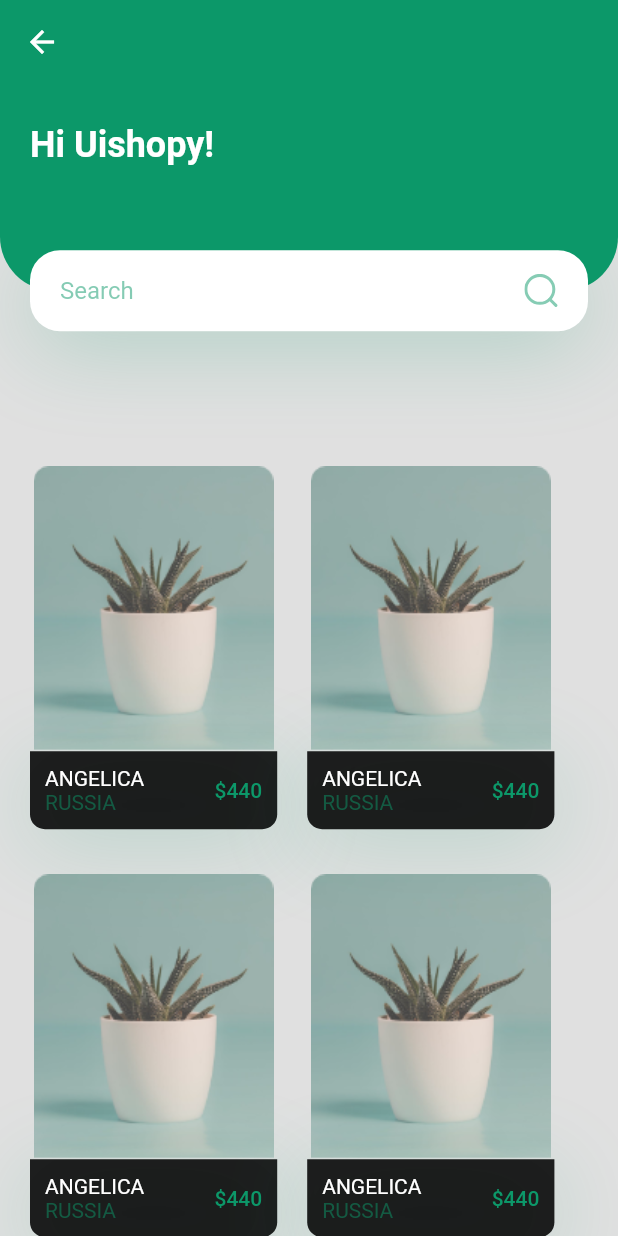
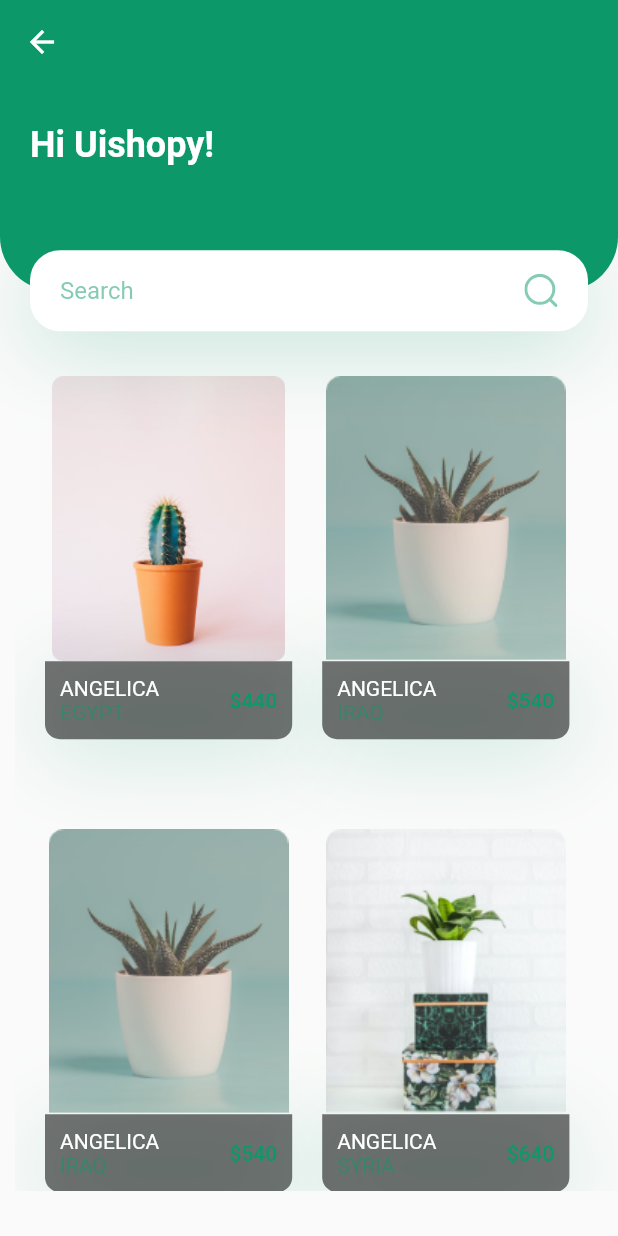
Before and after one commit to sohaibAlithawi/beta-flutter-project2, a Flutter app: the MoreScreen screen opened directly, on a phone screen of 412 x 824 dp. Run offline on Flutter 3.47's test engine with Material 2 defaults, Android fonts, the phone set to English and light mode, and no system bars; our stand-ins replace curved_navigation_bar, firebase_auth, firebase_core, flutter_svg, toast; accounts and stored records are empty.

Commit message:
app update

```diff
--- a/lib/PlantAppFiles/MoreScreenrRecomended.dart
+++ b/lib/PlantAppFiles/MoreScreenrRecomended.dart
@@ -3,6 +3,7 @@ import 'package:flutter_auth/PlantAppFiles/screens/details/details_screen.dart';
 import 'package:flutter_auth/PlantAppFiles/screens/home/components/header_with_seachbox.dart';
 import 'package:flutter_auth/PlantAppFiles/screens/home/components/recomend_plants.dart';
 
+import 'components/SharedConst.dart';
 import 'constants.dart';
 
 class MoreScreen extends StatefulWidget {
@@ -13,37 +14,57 @@ class MoreScreen extends StatefulWidget {
 class _MoreScreenState extends State<MoreScreen> {
 
 
+  List<SharedConstUi> _cardModel;
+
+  void RecomendedPlantCardModel(){
+    _cardModel = List<SharedConstUi>();
+
+    _cardModel.add(SharedConstUi('assets/images/bottom_img_2.png', "Angelica", "Egypt", 440));
+
+    _cardModel.add(SharedConstUi('assets/images/image_1.png', "Angelica", "Iraq", 540));
+
+    _cardModel.add(SharedConstUi('assets/images/image_2.png', "Angelica", "syria", 640));
+
+    _cardModel.add(SharedConstUi('assets/images/image_3.png', "Angelica", "Philistine", 740));
+
+    _cardModel.add(SharedConstUi('assets/images/image_3.png', "Angelica", "Turkey", 740));
+  }
+
+
   @override
   Widget build(BuildContext context) {
     Size size = MediaQuery.of(context).size *1.0;
+    RecomendedPlantCardModel();
+
     return new Scaffold(
       appBar: AppBar(
         elevation: 0,
         backgroundColor:kPrimaryColor ,
       ),
-      backgroundColor: Colors.black12,
-      body: SingleChildScrollView(
-        child: new Column(
+      body: new Column(
         children: <Widget>[
 
           HeaderWithSearchBox(size: size),
 
-            Transform.translate(
-              offset: Offset(0,-20),
+         Expanded(
+           child: Transform.translate(
+             offset: Offset(10,-30),
+             child: new Center(
+               child: new Container(
+                 width: double.infinity,
+                 height: MediaQuery.of(context).size.height * 5,
 
-              child: new Column(
+                 child: new ListView.builder(itemBuilder:(context,index){
+
+                      return new Row(
                         children: [
-                  Transform.translate(
-                    offset: Offset(0,50),
-                    child: new Row(
-                      children: <Widget>[
 
-                        RecomendPlantCard(
-                          image: "assets/images/image_1.png",
-                          title: "Angelica",
-                          country: "Russia",
-                          price: 440,
-                          color: Colors.black87,
+                          new RecomendPlantCard(
+                            image: _cardModel[index].image,
+                            title: _cardModel[index].title,
+                            country: _cardModel[index].country,
+                            price: _cardModel[index].price,
+                            color: Colors.black54,
                             press: () {
                               Navigator.push(
                                 context,
@@ -53,13 +74,12 @@ class _MoreScreenState extends State<MoreScreen> {
                               );
                             },
                           ),
-                        RecomendPlantCard(
-                          image: "assets/images/image_1.png",
-                          title: "Angelica",
-                          country: "Russia",
-                          price: 440,
-                          color: Colors.black87,
-
+                          new RecomendPlantCard(
+                            image: _cardModel[index+1].image,
+                            title: _cardModel[index+1].title,
+                            country: _cardModel[index+1].country,
+                            price: _cardModel[index+1].price,
+                            color: Colors.black54,
                             press: () {
                               Navigator.push(
                                 context,
@@ -70,94 +90,15 @@ class _MoreScreenState extends State<MoreScreen> {
                             },
                           ),
 
-                      ],
+                        ]
+                      );
+
+                 },
+                   itemCount:4,
                  ),
                ),
-                  Transform.translate(
-                    offset: Offset(0,20),
-                    child: new Row(
-                      children: <Widget>[
-
-                        RecomendPlantCard(
-                          image: "assets/images/image_1.png",
-                          title: "Angelica",
-                          country: "Russia",
-                          price: 440,
-                          color: Colors.black87,
-
-                          press: () {
-                            Navigator.push(
-                              context,
-                              MaterialPageRoute(
-                                builder: (context) => DetailsScreen(),
-                              ),
-                            );
-                          },
-                        ),
-                        RecomendPlantCard(
-                          image: "assets/images/image_1.png",
-                          title: "Angelica",
-                          country: "Russia",
-                          price: 440,
-                          color: Colors.black87,
-
-                          press: () {
-                            Navigator.push(
-                              context,
-                              MaterialPageRoute(
-                                builder: (context) => DetailsScreen(),
-                              ),
-                            );
-                          },
-                        ),
-
-                      ],
              ),
            ),
-                  Transform.translate(
-                    offset: Offset(0,-10),
-                    child: new Row(
-                      children: <Widget>[
-
-                        RecomendPlantCard(
-                          image: "assets/images/image_1.png",
-                          title: "Angelica",
-                          country: "Russia",
-                          price: 440,
-                          color: Colors.black87,
-
-                          press: () {
-                            Navigator.push(
-                              context,
-                              MaterialPageRoute(
-                                builder: (context) => DetailsScreen(),
-                              ),
-                            );
-                          },
-                        ),
-                        RecomendPlantCard(
-                          image: "assets/images/image_1.png",
-                          title: "Angelica",
-                          country: "Russia",
-                          price: 440,
-                          color: Colors.black87,
-
-                          press: () {
-                            Navigator.push(
-                              context,
-                              MaterialPageRoute(
-                                builder: (context) => DetailsScreen(),
-                              ),
-                            );
-                          },
-                        ),
-
-                      ],
-                    ),
-                  ),
-                ],
-              ),
-
          )
 
 
@@ -166,7 +107,6 @@ class _MoreScreenState extends State<MoreScreen> {
 
         ],
       ),
-      ),
     );
   }
 }
--- /dev/null
+++ b/lib/PlantAppFiles/components/SharedConst.dart
@@ -0,0 +1,13 @@
+import 'dart:ui';
+
+
+
+class SharedConstUi{
+  String  image,title,country;
+  int price;
+
+
+  SharedConstUi(this.image, this.title, this.country, this.price);
+
+
+}
--- a/lib/PlantAppFiles/screens/details/components/image_and_icons.dart
+++ b/lib/PlantAppFiles/screens/details/components/image_and_icons.dart
@@ -7,7 +7,7 @@ import 'icon_card.dart';
 class ImageAndIcons extends StatelessWidget {
   const ImageAndIcons({
     Key key,
-    @required this.size,
+    @required this.size
   }) : super(key: key);
 
   final Size size;
--- a/lib/PlantAppFiles/screens/home/home_screen.dart
+++ b/lib/PlantAppFiles/screens/home/home_screen.dart
@@ -18,7 +18,7 @@ class HomeScreen extends StatelessWidget {
      var _snackBarKey = GlobalKey<ScaffoldState>();
     return Scaffold(
       key: _snackBarKey,
-      backgroundColor: Colors.black87,
+
       drawer: DrawerUi(_snackBarKey),
       appBar: AppBar(
         elevation: 0,
--- a/lib/Screens/LoginScreen.dart
+++ b/lib/Screens/LoginScreen.dart
@@ -67,6 +67,7 @@ class _LoginScreenState extends State<LoginScreen> {
                     padding: EdgeInsets.all(15),
                     child: TextFormField(
                       decoration: InputDecoration(
+                        prefixIcon: Icon(Icons.person_outline,size: 25,),
                         border: OutlineInputBorder(),
                         labelText: "Enter your email",
                         hintText: "yourname@gmail.com",
@@ -84,6 +85,7 @@ class _LoginScreenState extends State<LoginScreen> {
                     padding: EdgeInsets.all(15),
                     child: TextFormField(
                       decoration: InputDecoration(
+                        prefixIcon: Icon(Icons.lock_outline,size: 25,),
                         border: OutlineInputBorder(),
                         labelText: "Enter your Password",
                         hintText: "123Password",
@@ -121,7 +123,6 @@ class _LoginScreenState extends State<LoginScreen> {
                         style: TextStyle(fontSize: 20, color: Colors.white),
                       ),
                       onPressed: () async {
-
 
                       SignIn();
                       },
--- a/lib/main.dart
+++ b/lib/main.dart
@@ -14,6 +14,7 @@ class MainPage extends StatelessWidget {
   Widget build(BuildContext context) {
     return MaterialApp(
       title: "FirebaseAuth",
+
    debugShowCheckedModeBanner: false,
       home: HomePageScreen()
     );
```
Also changed, not shown: lib/PlantAppFiles/components/Drawer.dart (+91 -39 lines), lib/PlantAppFiles/main.dart (+1 -6 lines), lib/PlantAppFiles/screens/details/components/bodyD.dart (+7 -2 lines), lib/Screens/SingUpScreen.dart (+27 -2 lines), lib/Screens/homePageScreen.dart (+5 -2 lines). Lines whose indentation alone changed are shown as unchanged.
